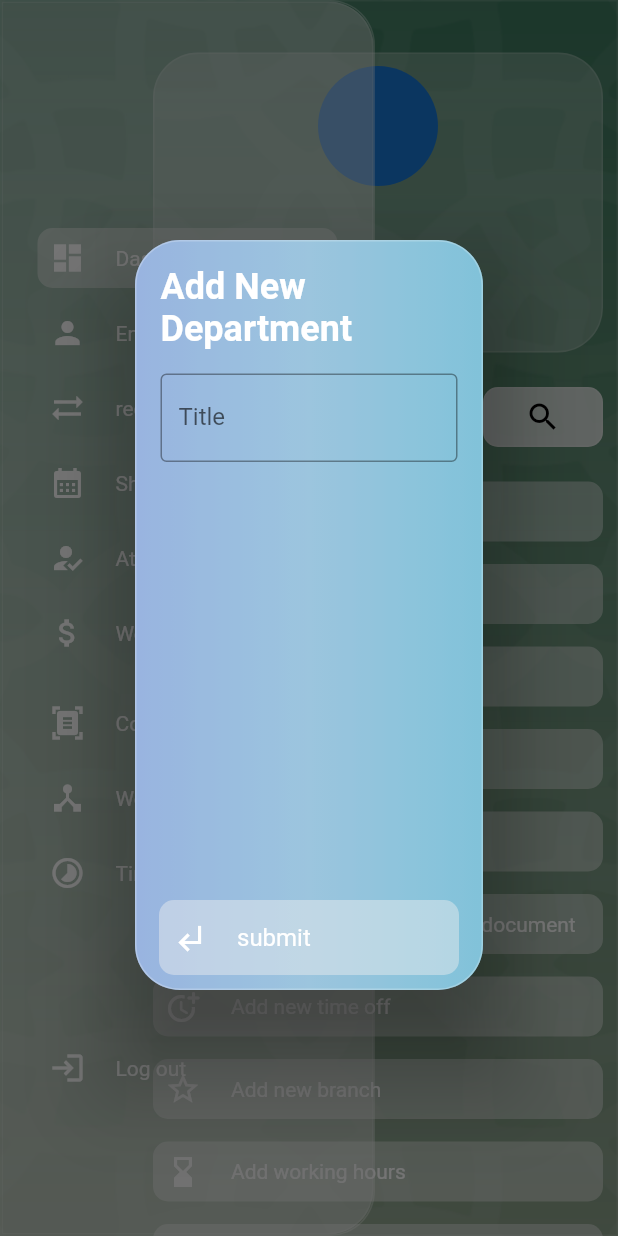
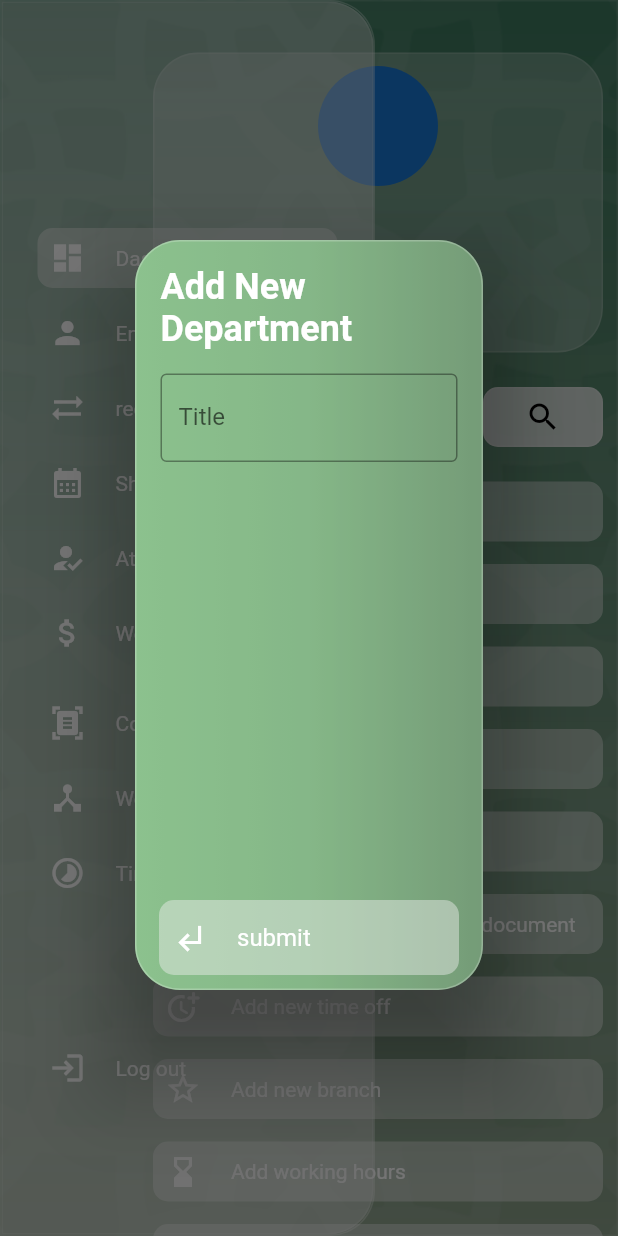
Before and after one commit to loye22/hrms, a Flutter app: the addNewEmployeeScreen screen opened directly, after a tap on "Add new department", on a phone screen of 412 x 824 dp. Run offline on Flutter 3.47's test engine with Material 2 defaults, Android fonts, the phone set to English and light mode, and no system bars; our stand-ins replace cloud_firestore, data_table_2, file_picker, firebase_auth, firebase_core, firebase_storage and 10 more; missing offline and left inert: country_list_pick, dart:html, easy_web_view, firebase, firebase_admin and 6 more; accounts and stored records are empty; network calls fail.

Commit message:
changing the web site popUp windows  background to green as the requisted

```diff
--- a/lib/models/staticVars.dart
+++ b/lib/models/staticVars.dart
@@ -1,7 +1,7 @@
 import 'package:flutter/cupertino.dart';
 
 class staticVars {
-  static  BoxDecoration tstiBackGround = BoxDecoration(
+  static BoxDecoration tstiBackGround = BoxDecoration(
     image: DecorationImage(
         image: AssetImage("assests/tstiBackGround.jpg"), fit: BoxFit.cover),
     //   color: Colors.red,
@@ -12,5 +12,16 @@ class staticVars {
                 ])*/
   );
 
-
+  static BoxDecoration tstiPobUpBackGround = BoxDecoration(
+    borderRadius: BorderRadius.circular(30),
+    gradient: LinearGradient(
+        colors: [
+          Color.fromRGBO(67, 160, 71, 1),
+          Color.fromRGBO(56, 142, 60, 1),
+          Color.fromRGBO(27, 94, 32, 1),
+        ]
+    ),
+    /*image: DecorationImage(
+        image: AssetImage("assests/popUpWindow.jpg"), fit: BoxFit.fill),*/
+  );
 }
--- a/lib/widgets/AddDepartmantForm.dart
+++ b/lib/widgets/AddDepartmantForm.dart
@@ -1,6 +1,7 @@
 import 'package:cloud_firestore/cloud_firestore.dart';
 import 'package:flutter/cupertino.dart';
 import 'package:flutter/material.dart';
+import 'package:hrms/models/staticVars.dart';
 
 import 'button.dart';
 
@@ -30,13 +31,14 @@ class _AddDepartmantFormState extends State<AddDepartmantForm> {
       child: Stack(
         children: [
           Container(
-            decoration: BoxDecoration(
+            decoration: staticVars.tstiPobUpBackGround, /*BoxDecoration(
                 borderRadius: BorderRadius.all(Radius.circular(30)),
                 gradient: LinearGradient(colors: [
                   Color.fromRGBO(90, 137, 214, 1),
                   Color.fromRGBO(95, 167, 210, 1),
                   Color.fromRGBO(49, 162, 202, 1)
-                ])),
+                ])
+            ),*/
             child: Container(
               decoration: BoxDecoration(
                 // borderRadius: BorderRadius.circular(30),
--- a/lib/widgets/addMandetoryEmplyeDoc.dart
+++ b/lib/widgets/addMandetoryEmplyeDoc.dart
@@ -5,6 +5,7 @@
 import 'package:cloud_firestore/cloud_firestore.dart';
 import 'package:flutter/cupertino.dart';
 import 'package:flutter/material.dart';
+import 'package:hrms/models/staticVars.dart';
 
 import 'button.dart';
 
@@ -38,13 +39,13 @@ class _addMandetoryEmplyeDocState extends State<addMandetoryEmplyeDoc> {
       child: Stack(
         children: [
           Container(
-            decoration: BoxDecoration(
+            decoration:staticVars.tstiPobUpBackGround, /*BoxDecoration(
                 borderRadius: BorderRadius.all(Radius.circular(30)),
                 gradient: LinearGradient(colors: [
                   Color.fromRGBO(90, 137, 214, 1),
                   Color.fromRGBO(95, 167, 210, 1),
                   Color.fromRGBO(49, 162, 202, 1)
-                ])),
+                ])),*/
             child: Container(
               decoration: BoxDecoration(
                 // borderRadius: BorderRadius.circular(30),
--- a/lib/widgets/addNewBranch.dart
+++ b/lib/widgets/addNewBranch.dart
@@ -1,6 +1,7 @@
 import 'package:cloud_firestore/cloud_firestore.dart';
 import 'package:flutter/material.dart';
 import 'package:flutter/services.dart';
+import 'package:hrms/models/staticVars.dart';
 
 import 'button.dart';
 
@@ -25,13 +26,13 @@ class _addNewBranchState extends State<addNewBranch> {
       child: Stack(
         children: [
           Container(
-            decoration: BoxDecoration(
+            decoration: staticVars.tstiPobUpBackGround , /*BoxDecoration(
                 borderRadius: BorderRadius.circular(30),
                 gradient: LinearGradient(colors: [
                   Color.fromRGBO(90, 137, 214, 1),
                   Color.fromRGBO(95, 167, 210, 1),
                   Color.fromRGBO(49, 162, 202, 1)
-                ])),
+                ])),*/
             child: Container(
               decoration: BoxDecoration(
                 borderRadius: BorderRadius.circular(30),
--- a/lib/widgets/addNewTimeOff.dart
+++ b/lib/widgets/addNewTimeOff.dart
@@ -1,6 +1,7 @@
 import 'package:cloud_firestore/cloud_firestore.dart';
 import 'package:flutter/material.dart';
 import 'package:flutter/services.dart';
+import 'package:hrms/models/staticVars.dart';
 
 import 'button.dart';
 
@@ -25,13 +26,13 @@ class _addNewTimeOffState extends State<addNewTimeOff> {
       child: Stack(
         children: [
           Container(
-            decoration: BoxDecoration(
+            decoration: staticVars.tstiPobUpBackGround , /*BoxDecoration(
                 borderRadius: BorderRadius.circular(30),
                 gradient: LinearGradient(colors: [
                   Color.fromRGBO(90, 137, 214, 1),
                   Color.fromRGBO(95, 167, 210, 1),
                   Color.fromRGBO(49, 162, 202, 1)
-                ])),
+                ])),*/
             child: Container(
               decoration: BoxDecoration(
                 borderRadius: BorderRadius.circular(30),
--- a/lib/widgets/workHoursPicker.dart
+++ b/lib/widgets/workHoursPicker.dart
@@ -1,6 +1,7 @@
 import 'package:cloud_firestore/cloud_firestore.dart';
 import 'package:flutter/material.dart';
 import 'package:hrms/models/Dialog.dart';
+import 'package:hrms/models/staticVars.dart';
 import 'package:intl/intl.dart';
 
 class WorkHoursPicker extends StatefulWidget {
@@ -51,14 +52,14 @@ class _WorkHoursPickerState extends State<WorkHoursPicker> {
       child: Stack(
         children: [
           Container(
-            decoration: BoxDecoration(
+            decoration: staticVars.tstiPobUpBackGround , /*BoxDecoration(
               borderRadius: BorderRadius.circular(30),
               gradient: LinearGradient(colors: [
                 Color.fromRGBO(90, 137, 214, 1),
                 Color.fromRGBO(95, 167, 210, 1),
                 Color.fromRGBO(49, 162, 202, 1),
               ]),
-            ),
+            ),*/
             child: Container(
               decoration: BoxDecoration(
                 borderRadius: BorderRadius.circular(30),
--- a/lib/widgets/workflow.dart
+++ b/lib/widgets/workflow.dart
@@ -2,6 +2,7 @@ import 'package:cloud_firestore/cloud_firestore.dart';
 import 'package:flutter/material.dart';
 import 'package:flutter_animate/flutter_animate.dart';
 import 'package:hrms/models/Dialog.dart';
+import 'package:hrms/models/staticVars.dart';
 
 import 'button.dart';
 
@@ -196,13 +197,13 @@ class _WorkflowExecutionPageState extends State<WorkflowExecutionPage> {
       child: Stack(
         children: [
           Container(
-            decoration: BoxDecoration(
+            decoration: staticVars.tstiPobUpBackGround , /*BoxDecoration(
                 borderRadius: BorderRadius.all(Radius.circular(30)),
                 gradient: LinearGradient(colors: [
                   Color.fromRGBO(90, 137, 214, 1),
                   Color.fromRGBO(95, 167, 210, 1),
                   Color.fromRGBO(49, 162, 202, 1)
-                ])),
+                ])),*/
           ),
           Container(
             decoration: BoxDecoration(
```
Also changed, not shown: lib/widgets/addLocations.dart (+5 -4 lines), 1 other file.
